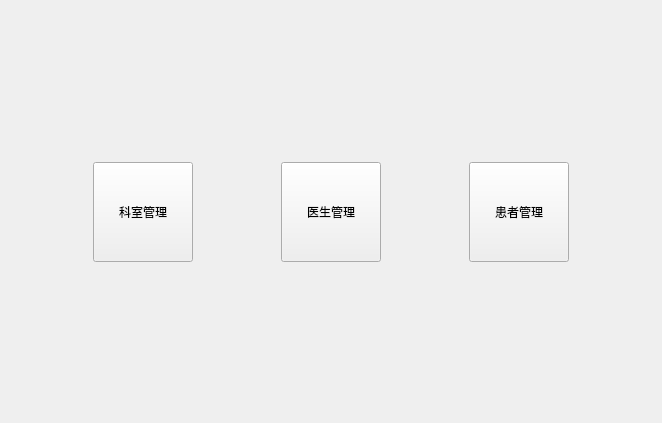
Old version of the form HDATS/welcome.ui in the repository fhwhsa/HDATS.
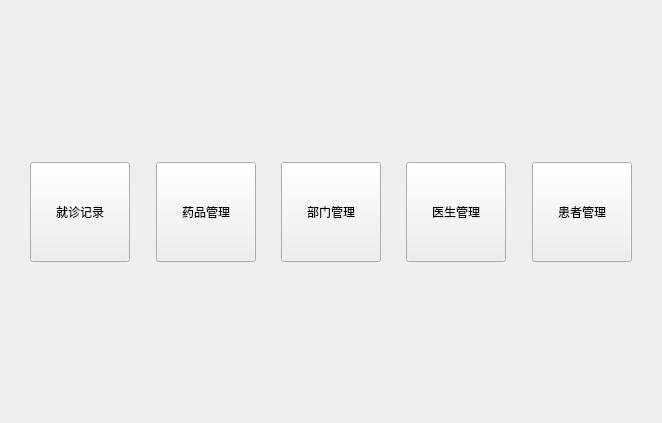
New version of the form.

Commit message: 欢迎页面添加诊断记录和药品管理（仅UI设计）

```diff
--- a/HDATS/welcome.ui
+++ b/HDATS/welcome.ui
@@ -31,6 +31,38 @@
      </item>
      <item>
       <layout class="QHBoxLayout" name="horizontalLayout">
+       <item>
+        <spacer name="horizontalSpacer_9">
+         <property name="orientation">
+          <enum>Qt::Horizontal</enum>
+         </property>
+         <property name="sizeHint" stdset="0">
+          <size>
+           <width>40</width>
+           <height>20</height>
+          </size>
+         </property>
+        </spacer>
+       </item>
+       <item>
+        <widget class="QPushButton" name="btnDiagnosticRecords">
+         <property name="sizePolicy">
+          <sizepolicy hsizetype="Minimum" vsizetype="Minimum">
+           <horstretch>0</horstretch>
+           <verstretch>0</verstretch>
+          </sizepolicy>
+         </property>
+         <property name="minimumSize">
+          <size>
+           <width>100</width>
+           <height>100</height>
+          </size>
+         </property>
+         <property name="text">
+          <string>就诊记录</string>
+         </property>
+        </widget>
+       </item>
        <item>
         <spacer name="horizontalSpacer">
          <property name="orientation">
@@ -45,7 +77,7 @@
         </spacer>
        </item>
        <item>
-        <widget class="QPushButton" name="btnDepartmentManagement">
+        <widget class="QPushButton" name="btnDrugManagement">
          <property name="sizePolicy">
           <sizepolicy hsizetype="Minimum" vsizetype="Minimum">
            <horstretch>0</horstretch>
@@ -59,7 +91,7 @@
           </size>
          </property>
          <property name="text">
-          <string>科室管理</string>
+          <string>药品管理</string>
          </property>
         </widget>
        </item>
@@ -76,6 +108,38 @@
          </property>
         </spacer>
        </item>
+       <item>
+        <widget class="QPushButton" name="btnDepartmentManagement">
+         <property name="sizePolicy">
+          <sizepolicy hsizetype="Minimum" vsizetype="Minimum">
+           <horstretch>0</horstretch>
+           <verstretch>0</verstretch>
+          </sizepolicy>
+         </property>
+         <property name="minimumSize">
+          <size>
+           <width>100</width>
+           <height>100</height>
+          </size>
+         </property>
+         <property name="text">
+          <string>部门管理</string>
+         </property>
+        </widget>
+       </item>
+       <item>
+        <spacer name="horizontalSpacer_5">
+         <property name="orientation">
+          <enum>Qt::Horizontal</enum>
+         </property>
+         <property name="sizeHint" stdset="0">
+          <size>
+           <width>40</width>
+           <height>20</height>
+          </size>
+         </property>
+        </spacer>
+       </item>
        <item>
         <widget class="QPushButton" name="btnDoctorManagement">
          <property name="sizePolicy">
```
The commit also changes 13 other files.
